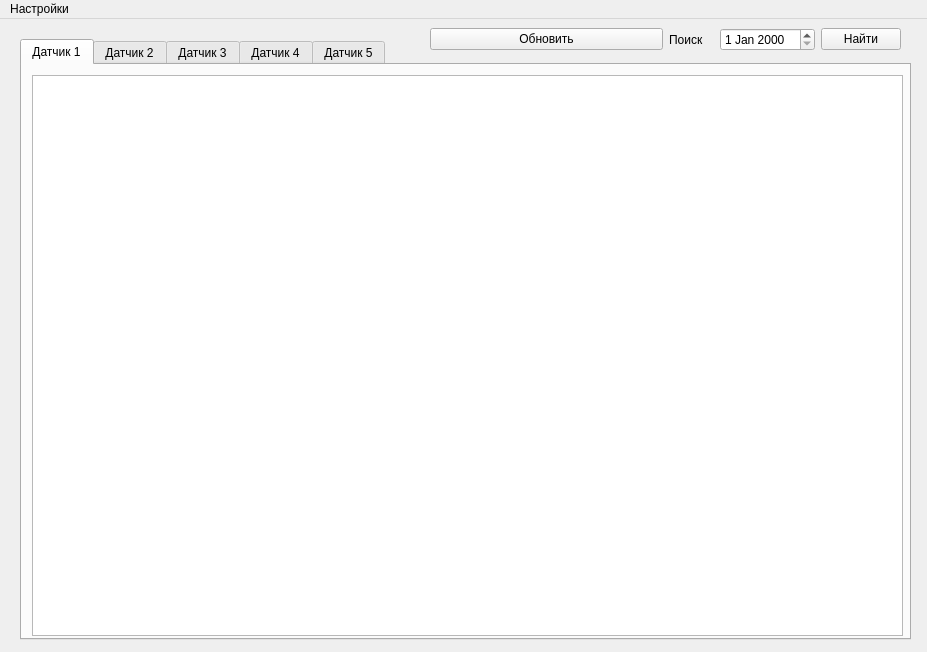
Qt form ui/Apogei_ui.ui (Minkuss/apogei) before a commit.
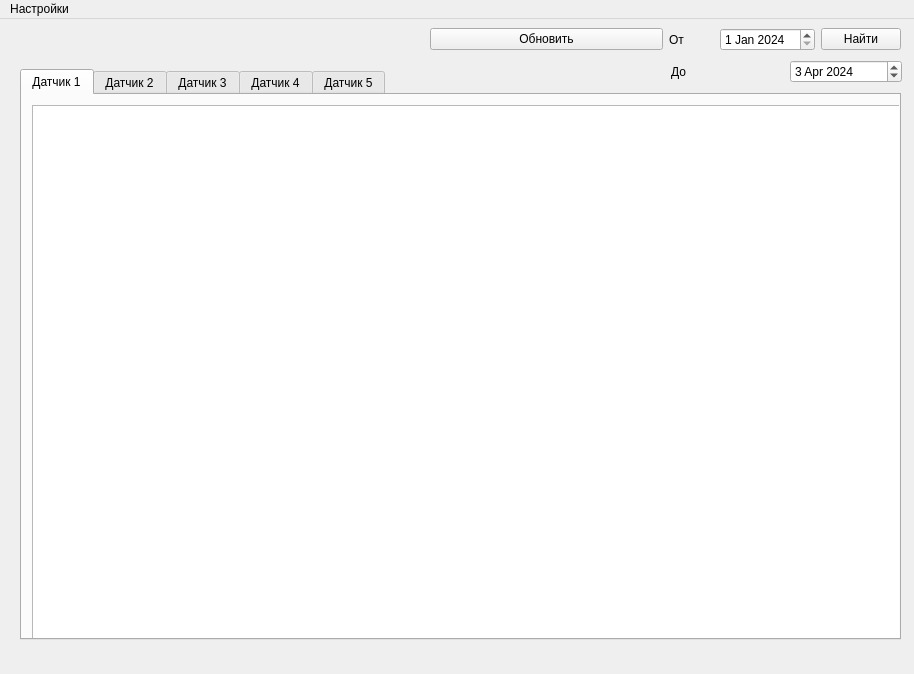
The same form after that commit.

What changed in the file:
```diff
--- a/ui/Apogei_ui.ui
+++ b/ui/Apogei_ui.ui
@@ -6,8 +6,8 @@
    <rect>
     <x>0</x>
     <y>0</y>
-    <width>927</width>
-    <height>652</height>
+    <width>914</width>
+    <height>674</height>
    </rect>
   </property>
   <property name="windowTitle">
@@ -18,9 +18,9 @@
     <property name="geometry">
      <rect>
       <x>20</x>
-      <y>20</y>
-      <width>891</width>
-      <height>601</height>
+      <y>50</y>
+      <width>881</width>
+      <height>571</height>
      </rect>
     </property>
     <property name="currentIndex">
@@ -124,12 +124,23 @@
        <item>
         <widget class="QLabel" name="label">
          <property name="text">
-          <string>Поиск</string>
+          <string>От</string>
          </property>
         </widget>
        </item>
        <item>
-        <widget class="QDateEdit" name="dateEdit"/>
+        <widget class="QDateEdit" name="dateEdit">
+         <property name="dateTime">
+          <datetime>
+           <hour>0</hour>
+           <minute>0</minute>
+           <second>0</second>
+           <year>2024</year>
+           <month>1</month>
+           <day>1</day>
+          </datetime>
+         </property>
+        </widget>
        </item>
        <item>
         <widget class="QPushButton" name="pushButton">
@@ -142,13 +153,46 @@
      </item>
     </layout>
    </widget>
+   <widget class="QWidget" name="layoutWidget_2">
+    <property name="geometry">
+     <rect>
+      <x>671</x>
+      <y>40</y>
+      <width>231</width>
+      <height>26</height>
+     </rect>
+    </property>
+    <layout class="QHBoxLayout" name="horizontalLayout_3">
+     <item>
+      <widget class="QLabel" name="label_2">
+       <property name="text">
+        <string>До</string>
+       </property>
+      </widget>
+     </item>
+     <item>
+      <widget class="QDateEdit" name="dateEdit_2">
+       <property name="dateTime">
+        <datetime>
+         <hour>0</hour>
+         <minute>0</minute>
+         <second>0</second>
+         <year>2024</year>
+         <month>4</month>
+         <day>3</day>
+        </datetime>
+       </property>
+      </widget>
+     </item>
+    </layout>
+   </widget>
   </widget>
   <widget class="QMenuBar" name="menubar">
    <property name="geometry">
     <rect>
      <x>0</x>
      <y>0</y>
-     <width>927</width>
+     <width>914</width>
      <height>22</height>
     </rect>
    </property>
```
